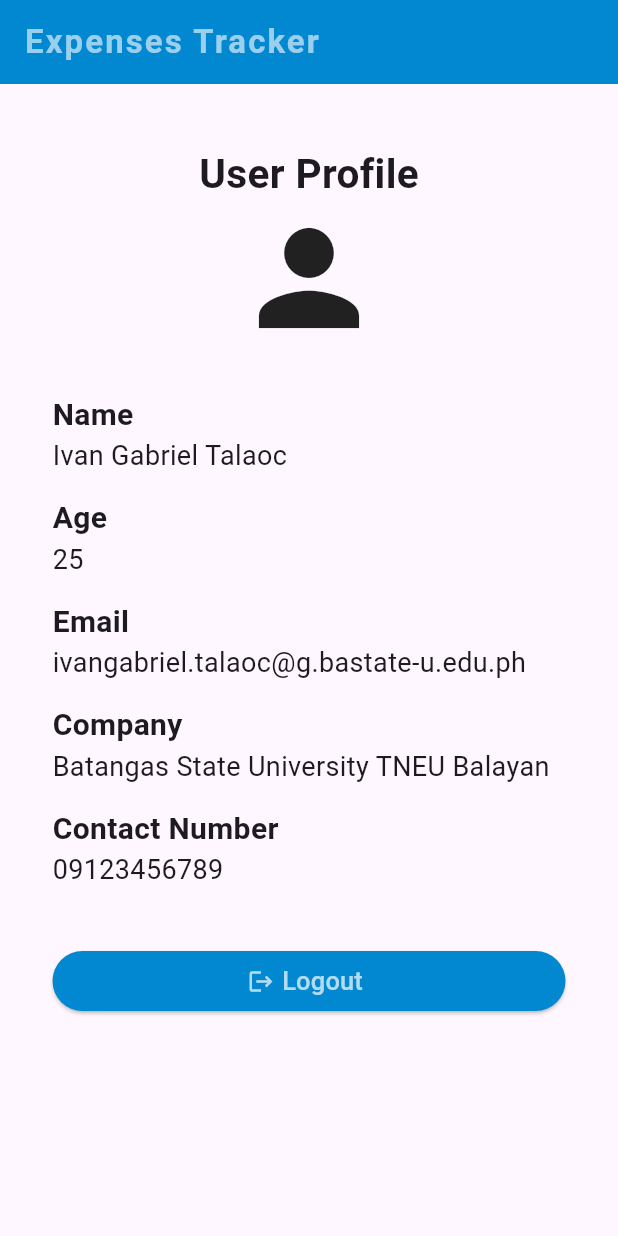
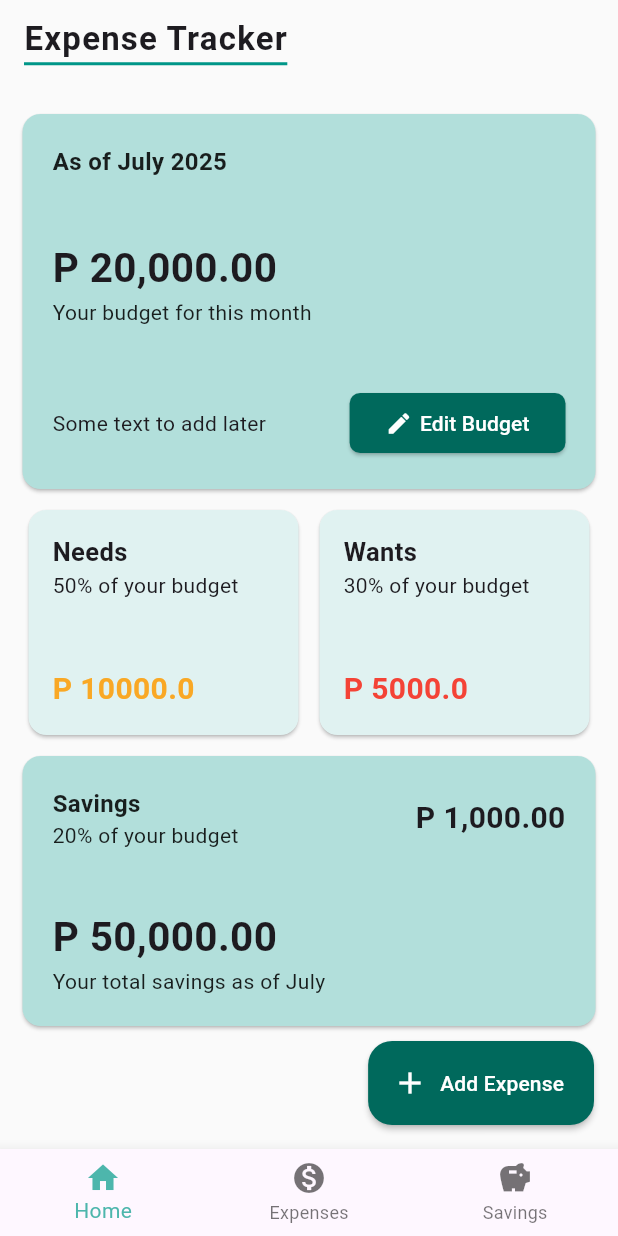
Before and after one commit to gabify/expense-tracker, a Flutter app: the screen it shows after launch, on a phone screen of 412 x 824 dp. Run offline on Flutter 3.47's test engine with Material 3 defaults, Android fonts, the phone set to English and light mode, and no system bars.

Commit message:
Initial setup of the UI

```diff
--- /dev/null
+++ b/lib/Dashboard/BudgetCard.dart
@@ -0,0 +1,82 @@
+import 'package:flutter/material.dart';
+
+class BudgetCard extends StatelessWidget {
+  const BudgetCard({super.key});
+
+  @override
+  Widget build(BuildContext context) {
+    return Column(
+      crossAxisAlignment: CrossAxisAlignment.stretch,
+      children: [
+    Card(
+    color: Colors.teal[100],
+      margin: EdgeInsets.symmetric(vertical: 10),
+      child: Container(
+        padding: EdgeInsets.all(20),
+        height: 250,
+        child: Column(
+          crossAxisAlignment: CrossAxisAlignment.start,
+          mainAxisAlignment: MainAxisAlignment.spaceBetween,
+          children: [
+            Text(
+              'As of July 2025',
+              style: TextStyle(
+                  color: Colors.black87,
+                  fontSize: 16,
+                  fontWeight: FontWeight.w700
+              ),
+            ),
+
+            Column(
+              crossAxisAlignment: CrossAxisAlignment.start,
+              children: [
+                Text(
+                  'P 20,000.00',
+                  style: TextStyle(
+                      fontSize: 27,
+                      fontWeight: FontWeight.bold
+                  ),
+                ),
+                Text(
+                  'Your budget for this month',
+                  style: TextStyle(
+                    color: Colors.black87,
+                    fontSize: 14,
+                  ),
+                ),
+              ],
+            ),
+
+            Row(
+              mainAxisAlignment: MainAxisAlignment.spaceBetween,
+              children: [
+                Text('Some text to add later'),
+                ElevatedButton(
+                  onPressed: (){},
+                  child: Row(
+                    children: [
+                      Icon(Icons.create),
+                      SizedBox(width: 4.8,),
+                      Text('Edit Budget')
+                    ],
+                  ),
+                  style: ElevatedButton.styleFrom(
+                      backgroundColor: Colors.teal[800],
+                      foregroundColor: Colors.white,
+                      shape: RoundedRectangleBorder(
+                          borderRadius: BorderRadiusDirectional.vertical(
+                              top: Radius.circular(7),
+                              bottom: Radius.circular(7)
+                          )
+                      )
+                  ),
+                )
+              ],
+            )
+          ],
+        ),
+      ),
+    ),
+  ]);
+  }
+}
--- /dev/null
+++ b/lib/Dashboard/Dashboard.dart
@@ -0,0 +1,72 @@
+import 'package:expense_tracker/Dashboard/BudgetCard.dart';
+import 'package:expense_tracker/Dashboard/ExpenseDashboardCard.dart';
+import 'package:expense_tracker/Dashboard/SavingsCard.dart';
+import 'package:flutter/material.dart';
+
+class Dashboard extends StatefulWidget {
+  const Dashboard({super.key});
+
+  @override
+  State<Dashboard> createState() => _DashboardState();
+}
+
+class _DashboardState extends State<Dashboard> {
+
+  @override
+  Widget build(BuildContext context) {
+    return Scaffold(
+      backgroundColor: Colors.grey[50],
+      appBar: AppBar(
+        backgroundColor: Colors.grey[50],
+        title: Container(
+          padding: EdgeInsets.only(bottom: 1),
+          decoration: BoxDecoration(
+            border: Border(
+              bottom: BorderSide(
+                color: Colors.teal,
+                width: 2
+              )
+            )
+          ),
+          child: Text(
+            'Expense Tracker',
+            style: TextStyle(
+              fontWeight: FontWeight.bold,
+              fontSize: 22,
+              letterSpacing: 0.8,
+            ),
+          ),
+        ),
+      ),
+      body: SingleChildScrollView(
+        child: Container(
+          margin: EdgeInsets.symmetric(horizontal: 15),
+          child: Column(
+            children: [
+              SizedBox(height: 10,),
+              BudgetCard(),
+              Row(
+                mainAxisAlignment: MainAxisAlignment.spaceBetween,
+                children: [
+                  ExpenseDashboardCard(
+                    category: 'Needs',
+                    amount: 10000,
+                    percentage: 50,
+                    color: Colors.yellow[800],
+                  ),
+                  ExpenseDashboardCard(
+                    category: 'Wants',
+                    amount: 5000,
+                    percentage: 30,
+                    color: Colors.red[500],
+                  ),
+                ],
+              ),
+              SavingsCard(),
+            ],
+          ),
+        ),
+      ),
+    );
+  }
+}
--- /dev/null
+++ b/lib/Dashboard/ExpenseDashboardCard.dart
@@ -0,0 +1,56 @@
+import 'package:flutter/material.dart';
+
+class ExpenseDashboardCard extends StatelessWidget {
+  final String category;
+  final double amount;
+  final int percentage;
+  Color? color;
+
+  ExpenseDashboardCard({
+    super.key,
+    required this.category,
+    required this.amount,
+    required this.percentage,
+    required this.color
+  });
+
+  @override
+  Widget build(BuildContext context) {
+    return Card(
+      color: Colors.teal[50],
+      child: Container(
+        padding: EdgeInsets.all(16),
+        height: 150,
+        width: 180,
+        child: Column(
+          mainAxisAlignment: MainAxisAlignment.spaceBetween,
+          crossAxisAlignment: CrossAxisAlignment.start,
+          children: [
+            Column(
+              crossAxisAlignment: CrossAxisAlignment.start,
+              children: [
+                Text(
+                  '${category}',
+                  style: TextStyle(
+                    fontWeight: FontWeight.bold,
+                    fontSize: 17
+                  ),
+                ),
+                Text('${percentage}% of your budget')
+              ],
+            ),
+
+            Text(
+              'P ${amount}',
+              style: TextStyle(
+                fontWeight: FontWeight.bold,
+                fontSize: 20,
+                color: color
+              ),
+            )
+          ],
+        ),
+      ),
+    );
+  }
+}
--- /dev/null
+++ b/lib/Dashboard/SavingsCard.dart
@@ -0,0 +1,79 @@
+import 'package:flutter/material.dart';
+
+class SavingsCard extends StatelessWidget {
+  const SavingsCard({super.key});
+
+  @override
+  Widget build(BuildContext context) {
+    return Column(
+        crossAxisAlignment: CrossAxisAlignment.stretch,
+        children: [
+          Card(
+            color: Colors.teal[100],
+            margin: EdgeInsets.symmetric(vertical: 10),
+            child: Container(
+              padding: EdgeInsets.all(20),
+              height: 180,
+              child: Column(
+                crossAxisAlignment: CrossAxisAlignment.start,
+                mainAxisAlignment: MainAxisAlignment.spaceBetween,
+                children: [
+                  Row(
+                    mainAxisAlignment: MainAxisAlignment.spaceBetween,
+                    children: [
+                      Column(
+                        crossAxisAlignment: CrossAxisAlignment.start,
+                        children: [
+                          Text(
+                            'Savings',
+                            style: TextStyle(
+                                color: Colors.black87,
+                                fontSize: 16,
+                                fontWeight: FontWeight.w700
+                            ),
+                          ),
+                          Text(
+                            '20% of your budget',
+                            style: TextStyle(
+                              color: Colors.black87,
+                              fontSize: 14,
+                            ),
+                          ),
+                        ],
+                      ),
+                      Text(
+                        'P 1,000.00',
+                        style: TextStyle(
+                            fontSize: 20,
+                            fontWeight: FontWeight.bold
+                        ),
+                      ),
+                    ],
+                  ),
+
+                  Column(
+                    crossAxisAlignment: CrossAxisAlignment.start,
+                    children: [
+                      Text(
+                        'P 50,000.00',
+                        style: TextStyle(
+                            fontSize: 27,
+                            fontWeight: FontWeight.bold
+                        ),
+                      ),
+                      Text(
+                        'Your total savings as of July',
+                        style: TextStyle(
+                          color: Colors.black87,
+                          fontSize: 14,
+                        ),
+                      ),
+                    ],
+                  ),
+                ],
+              ),
+            ),
+          ),
+        ]);
+  }
+}
--- /dev/null
+++ b/lib/Expenses/expenses.dart
@@ -0,0 +1,7 @@
+class Expenses{
+  String name;
+  String description;
+  double cost;
+
+  Expenses({required this.name, required this.description, required this.cost});
+}
--- /dev/null
+++ b/lib/MainScreen.dart
@@ -0,0 +1,74 @@
+import 'package:expense_tracker/Savings/Savings.dart';
+import 'package:flutter/material.dart';
+
+import 'Expenses/ExpenseList.dart';
+import 'Dashboard/Dashboard.dart';
+
+class MainScreen extends StatefulWidget {
+  const MainScreen({super.key});
+
+  @override
+  State<MainScreen> createState() => _MainScreenState();
+}
+
+class _MainScreenState extends State<MainScreen> {
+
+  int _selected_items = 0;
+
+  void _onItemTapped(int index){
+    setState(() => _selected_items = index);
+  }
+
+  final List<Widget> _pages = <Widget>[
+    Dashboard(),
+    Expenselist(),
+    Savings()
+  ];
+
+  @override
+  Widget build(BuildContext context) {
+    return Scaffold(
+      body: _pages.elementAt(_selected_items),
+
+      floatingActionButton: FloatingActionButton.extended(
+        onPressed: (){
+          Navigator.pushNamed(context, '/add');
+        },
+        label: Text(
+          'Add Expense',
+          style: TextStyle(
+              color: Colors.white
+          ),
+        ),
+        icon: Icon(
+          Icons.add,
+          color: Colors.white,
+        ),
+        backgroundColor: Colors.teal[800],
+        elevation: 1.7,
+      ),
+
+      bottomNavigationBar: BottomNavigationBar(
+          selectedItemColor: Colors.teal[300],
+          currentIndex: _selected_items,
+          onTap: _onItemTapped,
+          items: <BottomNavigationBarItem>[
+            BottomNavigationBarItem(
+              icon: Icon(Icons.home),
+              label: 'Home',
+            ),
+            BottomNavigationBarItem(
+                icon: Icon(
+                  Icons.monetization_on,
+                ),
+                label: 'Expenses'
+            ),
+            BottomNavigationBarItem(
+                icon: Icon(Icons.savings),
+                label: 'Savings'
+            ),
+          ]
+      ),
+    );
+  }
+}
--- /dev/null
+++ b/lib/Savings/Savings.dart
@@ -0,0 +1,26 @@
+import 'package:flutter/material.dart';
+
+class Savings extends StatelessWidget {
+  const Savings({super.key});
+
+  @override
+  Widget build(BuildContext context) {
+    return Scaffold(
+        backgroundColor: Colors.grey[50],
+        appBar: AppBar(
+          backgroundColor: Colors.grey[50],
+          title: Text(
+            'My Savings',
+            style: TextStyle(
+            fontWeight: FontWeight.bold,
+            fontSize: 22,
+            letterSpacing: 0.8
+            ),
+          )
+      ),
+      body: Center(
+        child: Text('Nothing to show here'),
+      ),
+    );
+  }
+}
--- a/pubspec.yaml
+++ b/pubspec.yaml
@@ -34,6 +34,7 @@ dependencies:
   # The following adds the Cupertino Icons font to your application.
   # Use with the CupertinoIcons class for iOS style icons.
   cupertino_icons: ^1.0.8
+  polygon: ^0.1.0
 
 dev_dependencies:
   flutter_test:
```
Also changed, not shown: lib/Expenses/AddExpense.dart (added, +124 -0 lines), lib/Expenses/ExpenseCard.dart (added, +58 -0 lines), lib/Expenses/ExpenseList.dart (added, +63 -0 lines), lib/Expenses/NeedsExpenseList.dart (added, +29 -0 lines), lib/Expenses/WantsExpenseList.dart (added, +29 -0 lines), lib/main.dart (+9 -2 lines), pubspec.lock.
